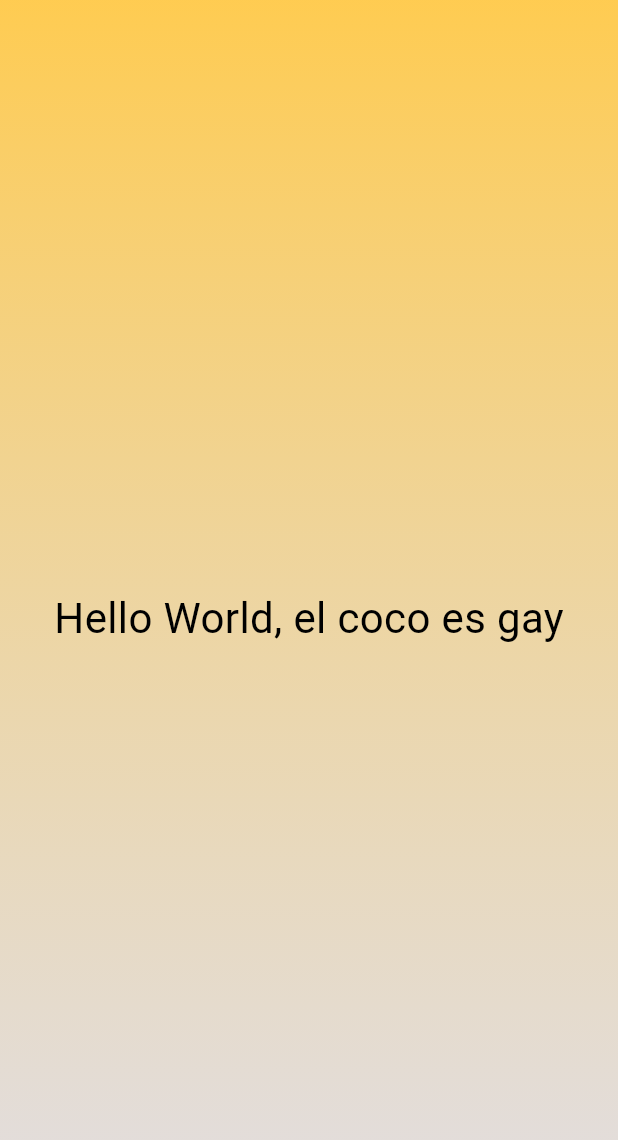
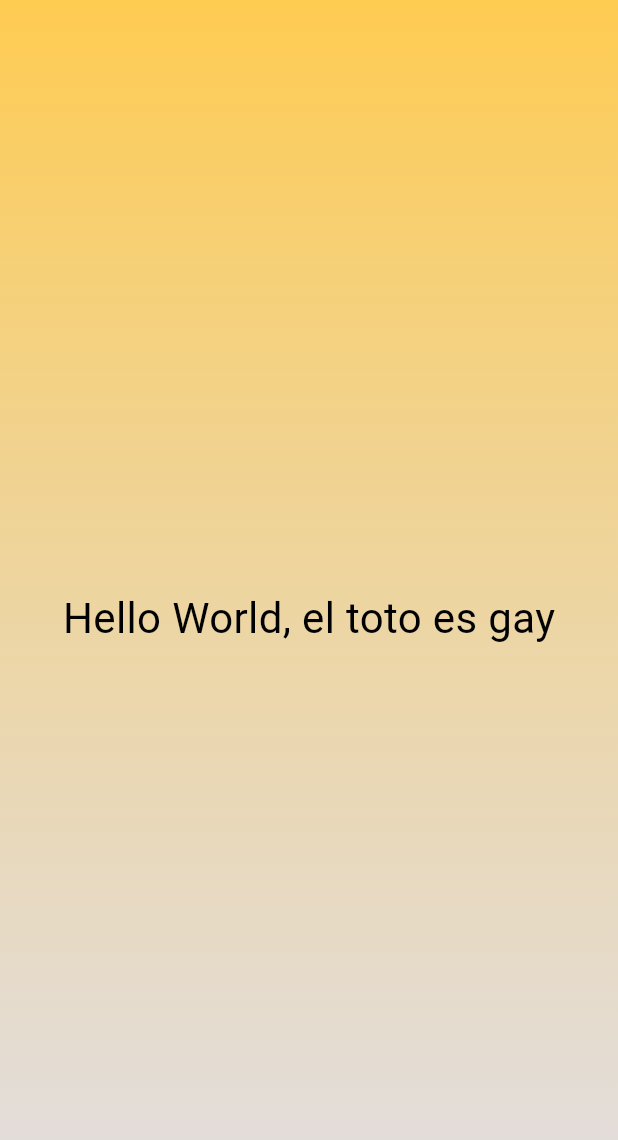
Before and after one commit to totopos12/Flutter_Cafe, a Flutter app: the screen it shows after launch, on a phone screen of 412 x 824 dp. Shown: the top 1140 px of the screen. Run offline on Flutter 3.47's test engine with Material 3 defaults, Android fonts, the phone set to English and light mode, and no system bars.

Commit message:
Toto gay

```diff
--- a/cafe_latte/lib/tittle_styled.dart
+++ b/cafe_latte/lib/tittle_styled.dart
@@ -5,7 +5,7 @@ class StyledTittle extends StatelessWidget {
 
 @override
 Widget build(context) {
-  return const Text('Hello World, el coco es gay',
+  return const Text('Hello World, el toto es gay',
               style: TextStyle(
                 fontSize: 28,
                 color: Colors.black
```
